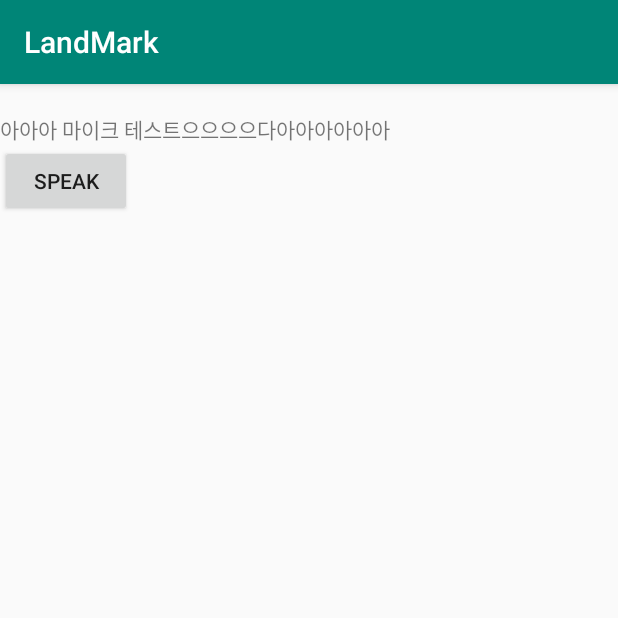
After one commit to uchaan/LandMark, an Android app: the SecondActivity screen opened directly, with no data from a screen before it, on a phone screen of 412 x 824 dp, the top half of it. The commit adds this screen. Run offline under Robolectric (Android 15) with nearby library versions, the phone set to English and light mode, and no system bars; 2 statements that could not run were skipped.

Commit message:
마이크 +

```diff
--- a/app/build.gradle
+++ b/app/build.gradle
@@ -21,7 +21,6 @@ android {
 }
 
 
-
 dependencies {
     implementation fileTree(dir: 'libs', include: ['*.jar'])
     implementation 'androidx.appcompat:appcompat:1.1.0'
@@ -38,5 +37,4 @@ dependencies {
     implementation 'com.github.yalantis:ucrop:2.2.4-native'
 
 
-
 }
--- a/app/src/main/AndroidManifest.xml
+++ b/app/src/main/AndroidManifest.xml
@@ -2,6 +2,9 @@
 <manifest xmlns:android="http://schemas.android.com/apk/res/android"
     xmlns:uses-permissionandroid="http://schemas.android.com/apk/distribution"
     package="com.example.landmark">
+
+    <uses-permission android:name="android.permission.READ_EXTERNAL_STORAGE" />
+    <uses-permission android:name="android.permission.WRITE_EXTERNAL_STORAGE" />
 
     <application
         android:allowBackup="true"
@@ -10,6 +13,7 @@
         android:roundIcon="@mipmap/ic_launcher_round"
         android:supportsRtl="true"
         android:theme="@style/AppTheme">
+        <activity android:name=".SecondActivity"></activity>
         <activity android:name=".MainActivity">
             <intent-filter>
                 <action android:name="android.intent.action.MAIN" />
@@ -17,11 +21,10 @@
                 <category android:name="android.intent.category.LAUNCHER" />
             </intent-filter>
         </activity>
-
         <activity
             android:name="com.yalantis.ucrop.UCropActivity"
             android:screenOrientation="portrait"
-            android:theme="@style/Theme.AppCompat.Light.NoActionBar"/>
+            android:theme="@style/Theme.AppCompat.Light.NoActionBar" />
 
         <provider
             android:name="androidx.core.content.FileProvider"
@@ -30,13 +33,8 @@
             android:grantUriPermissions="true">
             <meta-data
                 android:name="android.support.FILE_PROVIDER_PATHS"
-                android:resource="@xml/provider_paths"/>
+                android:resource="@xml/provider_paths" />
         </provider>
-
-
     </application>
 
-    <uses-permission android:name="android.permission.READ_EXTERNAL_STORAGE"/>
-    <uses-permission android:name="android.permission.WRITE_EXTERNAL_STORAGE"/>
-
 </manifest>
--- a/app/src/main/java/com/example/landmark/MainActivity.java
+++ b/app/src/main/java/com/example/landmark/MainActivity.java
@@ -18,7 +18,9 @@ import android.net.Uri;
 import android.os.Bundle;
 import android.os.Environment;
 import android.os.FileUtils;
+import android.view.LayoutInflater;
 import android.view.View;
+import android.view.ViewGroup;
 import android.widget.Button;
 import android.widget.ImageView;
 import android.widget.TextView;
@@ -50,15 +52,10 @@ public class MainActivity extends AppCompatActivity {
 
     ImageView imageView;
     Button button;
-    TextView textView;
-
     RecyclerView recyclerView;
     List<FirebaseVisionCloudLandmark> init;
-
     private String currentPhotoPath = "";
     FirebaseVisionImage image;
-
-
     private final int GET_GALLERY_IMAGE = 200;
 
 
@@ -205,14 +202,9 @@ public class MainActivity extends AppCompatActivity {
                                             "랜드마크 인식에 실패했어요 ㅜㅜ", Toast.LENGTH_LONG).show();
                         }
                     });
-
-
-
         } else if (resultCode == UCrop.RESULT_ERROR) {
             final Throwable cropError = UCrop.getError(data);
         }
-
-
     }
 
     // 랜드마크의 위치가 런던 시내 이내인지 확인하고 sorted arraylist 반환
@@ -235,8 +227,9 @@ public class MainActivity extends AppCompatActivity {
                 }
             }
         }
-
         return updated_arr;
     }
 
+
+
 }
--- /dev/null
+++ b/app/src/main/java/com/example/landmark/SecondActivity.java
@@ -0,0 +1,61 @@
+package com.example.landmark;
+
+import androidx.appcompat.app.AppCompatActivity;
+
+import android.content.Intent;
+import android.os.Bundle;
+import android.speech.tts.TextToSpeech;
+import android.view.View;
+import android.widget.Button;
+import android.widget.TextView;
+
+import java.util.Locale;
+import java.util.jar.Attributes;
+
+import static android.speech.tts.TextToSpeech.ERROR;
+
+public class SecondActivity extends AppCompatActivity {
+
+    String name, confidence;
+    TextView NameT, ConfidenceT;
+    Button button;
+    private TextToSpeech tts;
+
+    @Override
+    protected void onCreate(Bundle savedInstanceState) {
+        super.onCreate(savedInstanceState);
+        setContentView(R.layout.activity_second);
+
+        NameT = (TextView) findViewById(R.id.textView1);
+        ConfidenceT = (TextView) findViewById(R.id.textView2);
+        button = (Button) findViewById(R.id.speak);
+
+        Intent intent = getIntent();
+        name = intent.getExtras().getString("name");
+        confidence = intent.getExtras().getString("confidence");
+
+        NameT.setText(name);
+        ConfidenceT.setText("아아아 마이크 테스트으으으으다아아아아아아 ");
+
+        tts = new TextToSpeech(this, new TextToSpeech.OnInitListener() {
+            @Override
+            public void onInit(int status) {
+                if (status!= ERROR) {
+                    tts.setLanguage(Locale.KOREAN);
+                }
+            }
+        });
+        button.setOnClickListener(new View.OnClickListener() {
+            @Override
+            public void onClick(View v) {
+                tts.setSpeechRate(0.5f);
+                tts.speak(ConfidenceT.getText().toString(), TextToSpeech.QUEUE_FLUSH, null);
+
+            }
+        });
+
+
+
+
+    }
+}
--- a/app/src/main/java/com/example/landmark/landmark_candidate_adapter.java
+++ b/app/src/main/java/com/example/landmark/landmark_candidate_adapter.java
@@ -1,6 +1,7 @@
 package com.example.landmark;
 
 import android.content.Context;
+import android.content.Intent;
 import android.view.LayoutInflater;
 import android.view.View;
 import android.view.ViewGroup;
@@ -19,12 +20,27 @@ public class landmark_candidate_adapter extends RecyclerView.Adapter<landmark_ca
         TextView landmark_name ;
         TextView landmark_confidence ;
 
-        ViewHolder(View itemView) {
+        ViewHolder(final View itemView) {
             super(itemView) ;
 
             // 뷰 객체에 대한 참조. (hold strong reference)
             landmark_name = itemView.findViewById(R.id.landmark_candidate_item) ;
             landmark_confidence = itemView.findViewById(R.id.landmark_candidate_confidence) ;
+
+            itemView.setOnClickListener(new View.OnClickListener() {
+                @Override
+                public void onClick(View v) {
+                    Context context = v.getContext();
+                    Intent intent = new Intent(context, SecondActivity.class);
+                    intent.putExtra("name", landmark_name.getText().toString());
+                    intent.putExtra("confidence", landmark_confidence.getText().toString());
+
+                    context.startActivity(intent);
+                }
+
+            });
+
+
         }
     }
 
--- /dev/null
+++ b/app/src/main/res/layout/activity_second.xml
@@ -0,0 +1,49 @@
+<?xml version="1.0" encoding="utf-8"?>
+<LinearLayout xmlns:android="http://schemas.android.com/apk/res/android"
+    xmlns:tools="http://schemas.android.com/tools"
+    android:layout_width="match_parent"
+    android:orientation="vertical"
+    android:layout_height="match_parent"
+    tools:context=".SecondActivity">
+
+    <LinearLayout
+        android:layout_width="match_parent"
+        android:layout_height="wrap_content">
+
+        <TextView
+            android:id="@+id/textView1"
+            android:layout_width="wrap_content"
+            android:layout_height="wrap_content"
+            android:layout_weight="1"
+            android:text="name" />
+
+    </LinearLayout>
+
+    <LinearLayout
+        android:layout_width="match_parent"
+        android:layout_height="wrap_content">
+
+        <TextView
+            android:id="@+id/textView2"
+            android:layout_width="wrap_content"
+            android:layout_height="wrap_content"
+            android:layout_weight="1"
+            android:text="confidence" />
+
+    </LinearLayout>
+
+    <LinearLayout
+        android:layout_width="match_parent"
+        android:layout_height="wrap_content">
+
+        <Button
+            android:layout_width="wrap_content"
+            android:layout_height="wrap_content"
+            android:id="@+id/speak"
+            android:text="Speak"
+            ></Button>
+
+    </LinearLayout>
+
+
+</LinearLayout>
```
Lines whose indentation alone changed are shown as unchanged.
